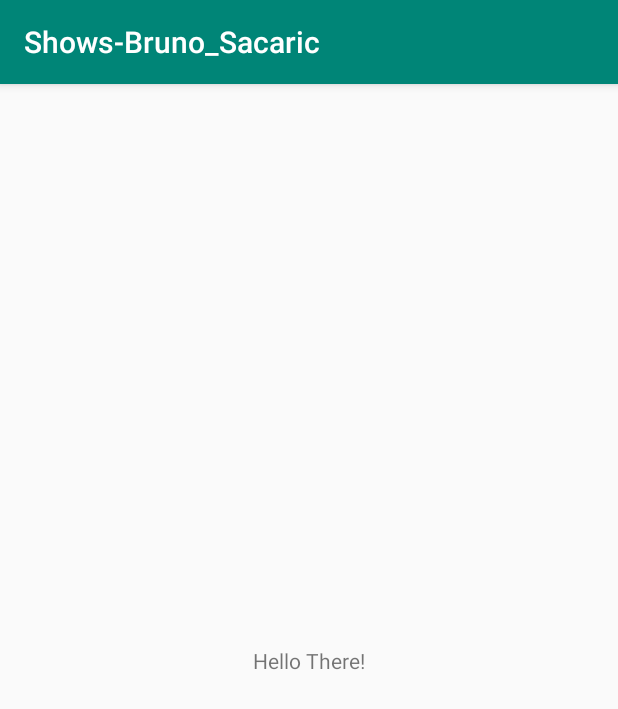
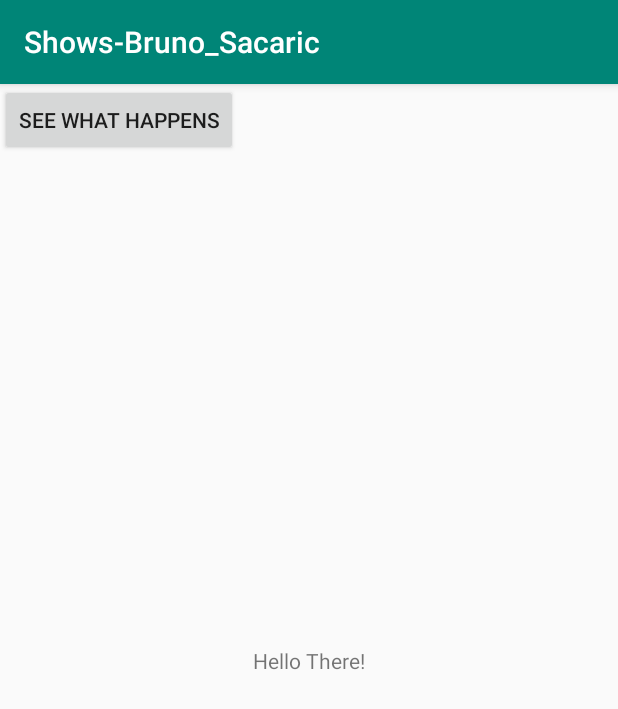
Before and after one commit to brunos252/isa-android-app-brunos252, an Android app: the screen it shows after launch (MainActivity), on a phone screen of 412 x 824 dp. Shown: the top 709 px of the screen. Run offline under Robolectric (Android 15) with nearby library versions, the phone set to English and light mode, and no system bars.

Commit message:
develop commit

```diff
--- a/app/src/main/java/com/infinum/shows_bruno_sacaric/MainActivity.kt
+++ b/app/src/main/java/com/infinum/shows_bruno_sacaric/MainActivity.kt
@@ -2,11 +2,18 @@ package com.infinum.shows_bruno_sacaric
 
 import androidx.appcompat.app.AppCompatActivity
 import android.os.Bundle
+import android.widget.Button
+import android.widget.Toast
 
 class MainActivity : AppCompatActivity() {
 
     override fun onCreate(savedInstanceState: Bundle?) {
         super.onCreate(savedInstanceState)
         setContentView(R.layout.activity_main)
+
+        var button = findViewById(R.id.button) as Button
+
+        button.setOnClickListener {
+            Toast.makeText(this, "The cake is a lie", Toast.LENGTH_LONG).show() }
     }
 }
--- a/app/src/main/res/layout/activity_main.xml
+++ b/app/src/main/res/layout/activity_main.xml
@@ -15,5 +15,10 @@
             app:layout_constraintLeft_toLeftOf="parent"
             app:layout_constraintRight_toRightOf="parent"
             app:layout_constraintTop_toTopOf="parent"/>
+    <Button
+            android:text="See what happens"
+            android:layout_width="wrap_content"
+            android:layout_height="wrap_content" tools:layout_editor_absoluteY="447dp"
+            tools:layout_editor_absoluteX="126dp" android:id="@+id/button"/>
 
 </androidx.constraintlayout.widget.ConstraintLayout>
```
